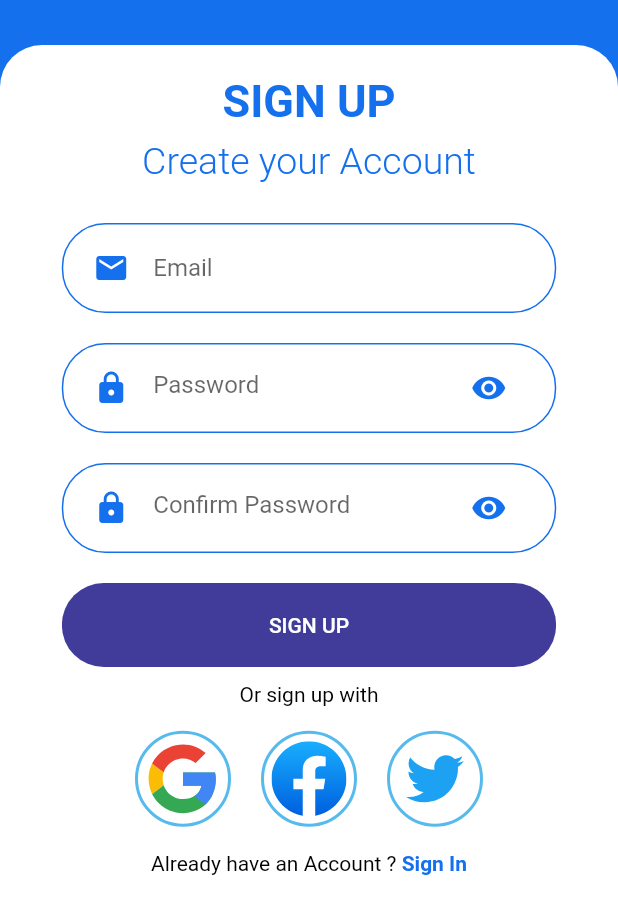
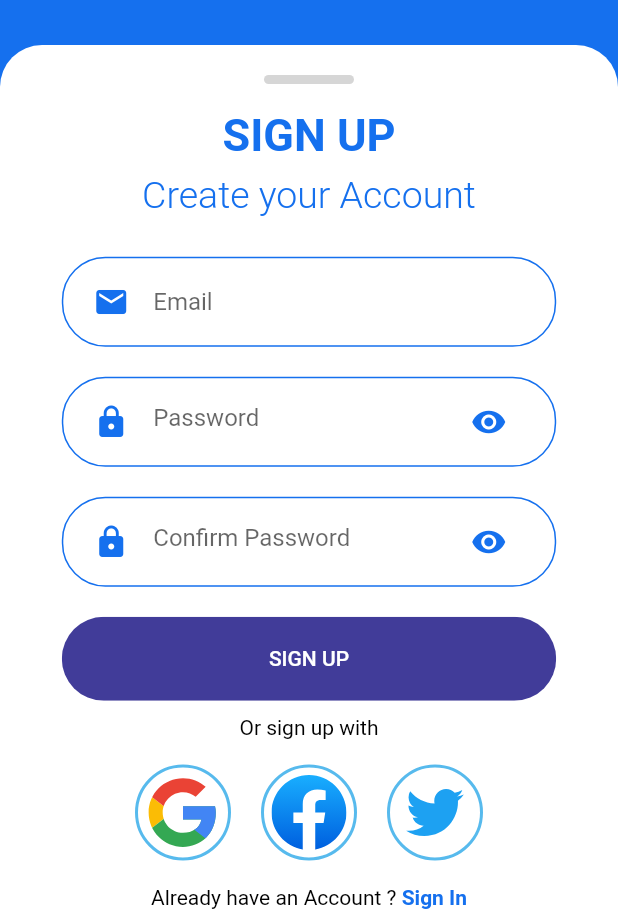
Before and after one commit to nurdinahmadalawiyah/MyLang, a Flutter app: the screen it shows after launch, on a phone screen of 412 x 824 dp, the part 320-1236 px from its top. Run offline on Flutter 3.47's test engine with Material 2 defaults, Android fonts, the phone set to English and light mode, and no system bars; our stand-ins replace flutter_svg.

Commit message:
Modify Sign Up Page

```diff
--- a/lib/Screens/SignUpScreen/components/body_sign_up_screen.dart
+++ b/lib/Screens/SignUpScreen/components/body_sign_up_screen.dart
@@ -39,6 +39,15 @@ class BodySingUpScreen extends StatelessWidget {
                     child: Column(
                       crossAxisAlignment: CrossAxisAlignment.center,
                       children: <Widget>[
+                        Container(
+                          height: 6,
+                          width: 60,
+                          decoration: BoxDecoration(
+                              color: kGreyColor,
+                            borderRadius: BorderRadius.circular(10)
+                          ),
+                        ),
+                        SizedBox(height: size.height * 0.02),
                         const Text(
                           "SIGN UP",
                           style: TextStyle(
--- a/lib/constant.dart
+++ b/lib/constant.dart
@@ -5,6 +5,7 @@ const kPrimaryLightColor = Color(0xFF57BAED);
 const kStarColor = Color(0xFFFF9900);
 const kFavoriteColor = Color(0xFFFF008A);
 const kSecondColor = Color(0xFF413C99);
+const kGreyColor = Color(0xFFD6D6D6);
 
 BorderRadiusGeometry radiusTop = BorderRadius.only(
 topLeft: Radius.circular(28.0),
```
